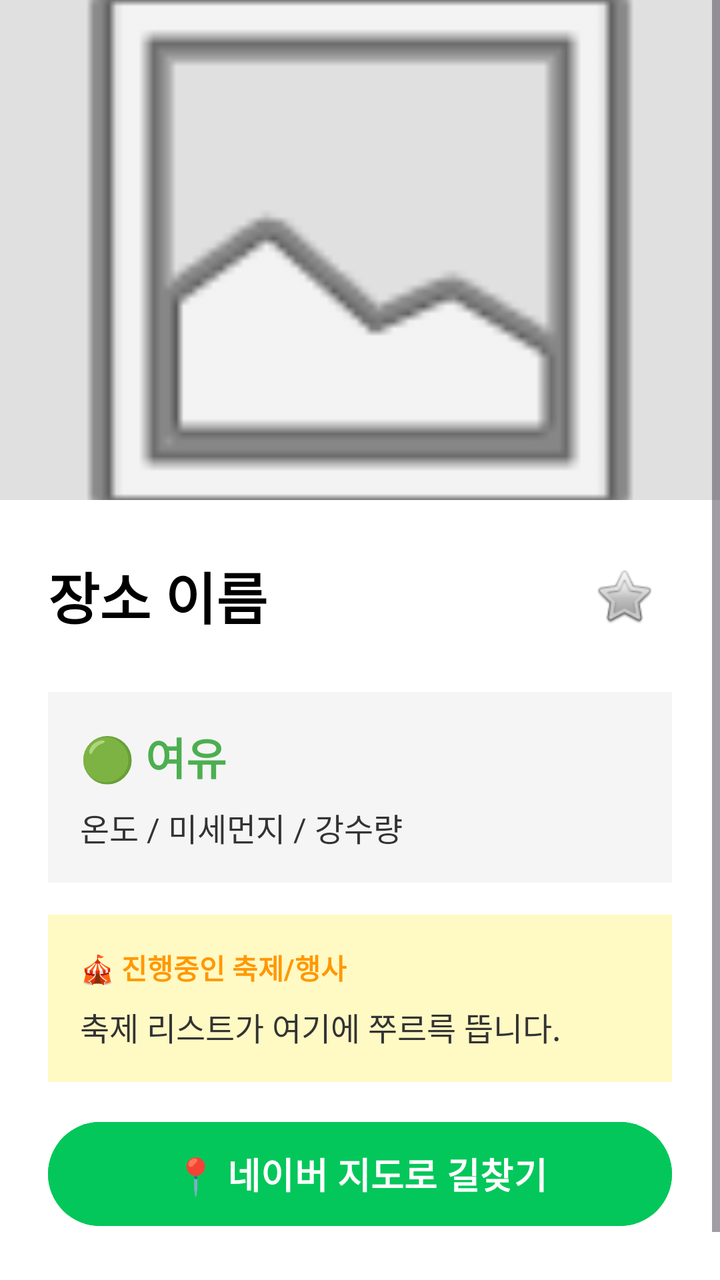
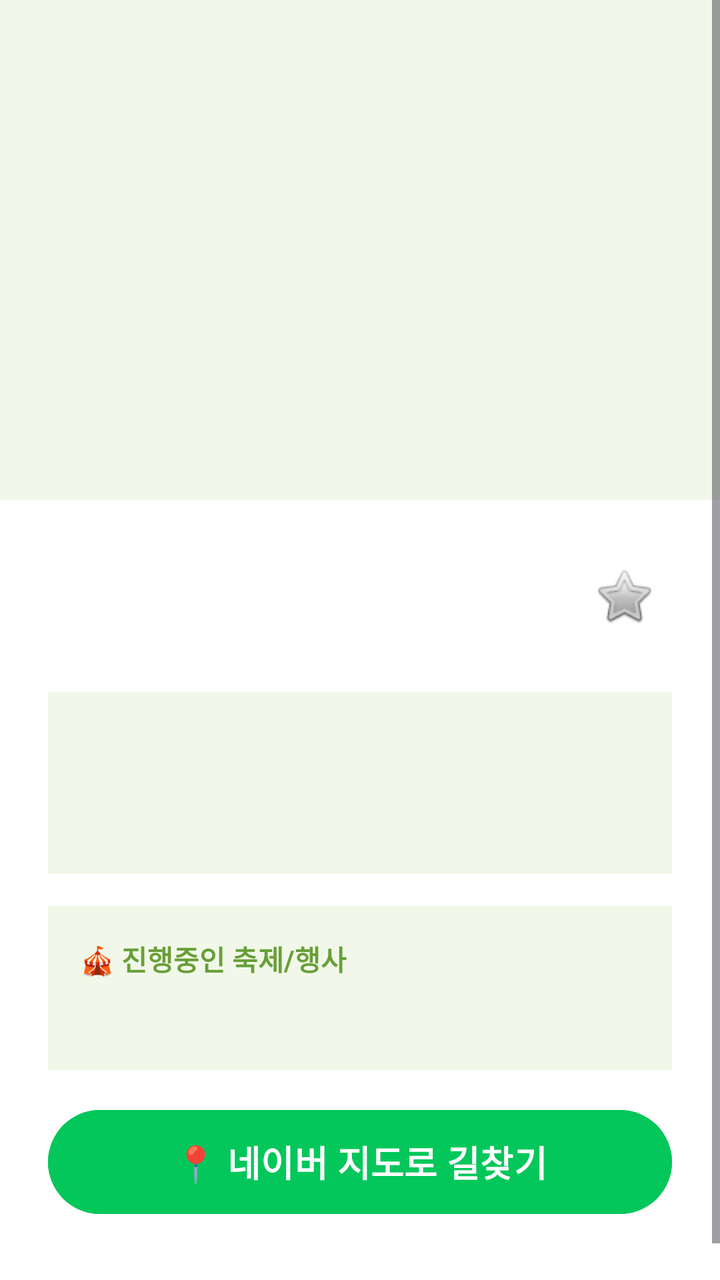

Before-and-after screenshots of an Android layout around one commit, followed by the original layout XML and the change that was made.
<!-- AndroidManifest.xml: application theme Theme.SeoulNadeuri -->
<!-- res/layout/activity_detail.xml -->
<?xml version="1.0" encoding="utf-8"?>
<ScrollView xmlns:android="http://schemas.android.com/apk/res/android"
    android:layout_width="match_parent"
    android:layout_height="match_parent"
    android:background="#FFFFFF">

    <LinearLayout
        android:layout_width="match_parent"
        android:layout_height="wrap_content"
        android:orientation="vertical"
        android:paddingBottom="24dp">

        <ImageView
            android:id="@+id/iv_detail_photo"
            android:layout_width="match_parent"
            android:layout_height="250dp"
            android:background="#E0E0E0"
            android:scaleType="centerCrop"
            android:src="@android:drawable/ic_menu_gallery" />

        <LinearLayout
            android:layout_width="match_parent"
            android:layout_height="wrap_content"
            android:orientation="vertical"
            android:padding="24dp">

            <LinearLayout
                android:layout_width="match_parent"
                android:layout_height="wrap_content"
                android:orientation="horizontal"
                android:gravity="center_vertical"
                android:layout_marginBottom="24dp">

                <TextView
                    android:id="@+id/tv_detail_title"
                    android:layout_width="0dp"
                    android:layout_height="wrap_content"
                    android:layout_weight="1"
                    android:text="장소 이름"
                    android:textColor="#000000"
                    android:textSize="28sp"
                    android:textStyle="bold" />

                <ImageButton
                    android:id="@+id/btn_wishlist"
                    android:layout_width="48dp"
                    android:layout_height="48dp"
                    android:background="?attr/selectableItemBackgroundBorderless"
                    android:src="@android:drawable/btn_star_big_off" />
            </LinearLayout>

            <LinearLayout
                android:layout_width="match_parent"
                android:layout_height="wrap_content"
                android:background="#F5F5F5"
                android:padding="16dp"
                android:orientation="vertical"
                android:layout_marginBottom="16dp">
                <TextView
                    android:id="@+id/tv_detail_congestion"
                    android:layout_width="wrap_content"
                    android:layout_height="wrap_content"
                    android:text="🟢 여유"
                    android:textSize="22sp"
                    android:textStyle="bold"
                    android:textColor="#4CAF50" />
                <TextView
                    android:id="@+id/tv_detail_weather"
                    android:layout_width="wrap_content"
                    android:layout_height="wrap_content"
                    android:layout_marginTop="8dp"
                    android:text="온도 / 미세먼지 / 강수량"
                    android:textSize="16sp"
                    android:textColor="#333333" />
            </LinearLayout>

            <LinearLayout
                android:layout_width="match_parent"
                android:layout_height="wrap_content"
                android:background="#FFF9C4"
                android:padding="16dp"
                android:orientation="vertical"
                android:layout_marginBottom="16dp">
                <TextView
                    android:layout_width="wrap_content"
                    android:layout_height="wrap_content"
                    android:text="🎪 진행중인 축제/행사"
                    android:textSize="14sp"
                    android:textStyle="bold"
                    android:textColor="#FF9800" />
                <TextView
                    android:id="@+id/tv_detail_event_list"
                    android:layout_width="wrap_content"
                    android:layout_height="wrap_content"
                    android:layout_marginTop="8dp"
                    android:text="축제 리스트가 여기에 쭈르륵 뜹니다."
                    android:textSize="16sp"
                    android:textColor="#333333" />
            </LinearLayout>

            <Button
                android:id="@+id/btn_naver_map"
                android:layout_width="match_parent"
                android:layout_height="60dp"
                android:backgroundTint="#03C75A"
                android:text="📍 네이버 지도로 길찾기"
                android:textColor="#FFFFFF"
                android:textSize="18sp"
                android:textStyle="bold" />
        </LinearLayout>
    </LinearLayout>
</ScrollView>
<!-- resources referenced by this layout -->
<resources>
  <style name="Theme.SeoulNadeuri" parent="Base.Theme.SeoulNadeuri" />
  <style name="Base.Theme.SeoulNadeuri" parent="Theme.Material3.DayNight.NoActionBar">
          
          
      </style>
</resources>

<!-- the commit's change to res/layout/activity_detail.xml (unified diff, before → after) -->
@@ -2,7 +2,7 @@
 <ScrollView xmlns:android="http://schemas.android.com/apk/res/android"
     android:layout_width="match_parent"
     android:layout_height="match_parent"
-    android:background="#FFFFFF">
+    android:background="@color/white">
 
     <LinearLayout
         android:layout_width="match_parent"
@@ -14,9 +14,8 @@
             android:id="@+id/iv_detail_photo"
             android:layout_width="match_parent"
             android:layout_height="250dp"
-            android:background="#E0E0E0"
-            android:scaleType="centerCrop"
-            android:src="@android:drawable/ic_menu_gallery" />
+            android:background="@color/bg_light_green"
+            android:scaleType="centerCrop" />
 
         <LinearLayout
             android:layout_width="match_parent"
@@ -24,6 +23,7 @@
             android:orientation="vertical"
             android:padding="24dp">
 
+            
             <LinearLayout
                 android:layout_width="match_parent"
                 android:layout_height="wrap_content"
@@ -36,8 +36,7 @@
                     android:layout_width="0dp"
                     android:layout_height="wrap_content"
                     android:layout_weight="1"
-                    android:text="장소 이름"
-                    android:textColor="#000000"
+                    android:textColor="@color/text_dark"
                     android:textSize="28sp"
                     android:textStyle="bold" />
 
@@ -49,10 +48,11 @@
                     android:src="@android:drawable/btn_star_big_off" />
             </LinearLayout>
 
+            
             <LinearLayout
                 android:layout_width="match_parent"
                 android:layout_height="wrap_content"
-                android:background="#F5F5F5"
+                android:background="@color/bg_light_green"
                 android:padding="16dp"
                 android:orientation="vertical"
                 android:layout_marginBottom="16dp">
@@ -60,24 +60,23 @@
                     android:id="@+id/tv_detail_congestion"
                     android:layout_width="wrap_content"
                     android:layout_height="wrap_content"
-                    android:text="🟢 여유"
                     android:textSize="22sp"
                     android:textStyle="bold"
-                    android:textColor="#4CAF50" />
+                    android:textColor="@color/point_green_dark" />
                 <TextView
                     android:id="@+id/tv_detail_weather"
                     android:layout_width="wrap_content"
                     android:layout_height="wrap_content"
                     android:layout_marginTop="8dp"
-                    android:text="온도 / 미세먼지 / 강수량"
                     android:textSize="16sp"
-                    android:textColor="#333333" />
+                    android:textColor="@color/text_dark" />
             </LinearLayout>
 
+            
             <LinearLayout
                 android:layout_width="match_parent"
                 android:layout_height="wrap_content"
-                android:background="#FFF9C4"
+                android:background="@color/bg_light_green"
                 android:padding="16dp"
                 android:orientation="vertical"
                 android:layout_marginBottom="16dp">
@@ -87,24 +86,24 @@
                     android:text="🎪 진행중인 축제/행사"
                     android:textSize="14sp"
                     android:textStyle="bold"
-                    android:textColor="#FF9800" />
+                    android:textColor="@color/point_green_dark" />
                 <TextView
                     android:id="@+id/tv_detail_event_list"
                     android:layout_width="wrap_content"
                     android:layout_height="wrap_content"
                     android:layout_marginTop="8dp"
-                    android:text="축제 리스트가 여기에 쭈르륵 뜹니다."
                     android:textSize="16sp"
-                    android:textColor="#333333" />
+                    android:textColor="@color/text_dark" />
             </LinearLayout>
 
+            
             <Button
                 android:id="@+id/btn_naver_map"
                 android:layout_width="match_parent"
                 android:layout_height="60dp"
                 android:backgroundTint="#03C75A"
                 android:text="📍 네이버 지도로 길찾기"
-                android:textColor="#FFFFFF"
+                android:textColor="@color/white"
                 android:textSize="18sp"
                 android:textStyle="bold" />
         </LinearLayout>
<!-- resource entries referenced after the edit -->
@@ -1,5 +1,9 @@
 <!-- resources referenced by this layout -->
 <resources>
+  <color name="bg_light_green">#F1F8E9</color>
+  <color name="point_green_dark">#689F38</color>
+  <color name="text_dark">#333333</color>
+  <color name="white">#FFFFFF</color>
   <style name="Theme.SeoulNadeuri" parent="Base.Theme.SeoulNadeuri" />
   <style name="Base.Theme.SeoulNadeuri" parent="Theme.Material3.DayNight.NoActionBar">
           
